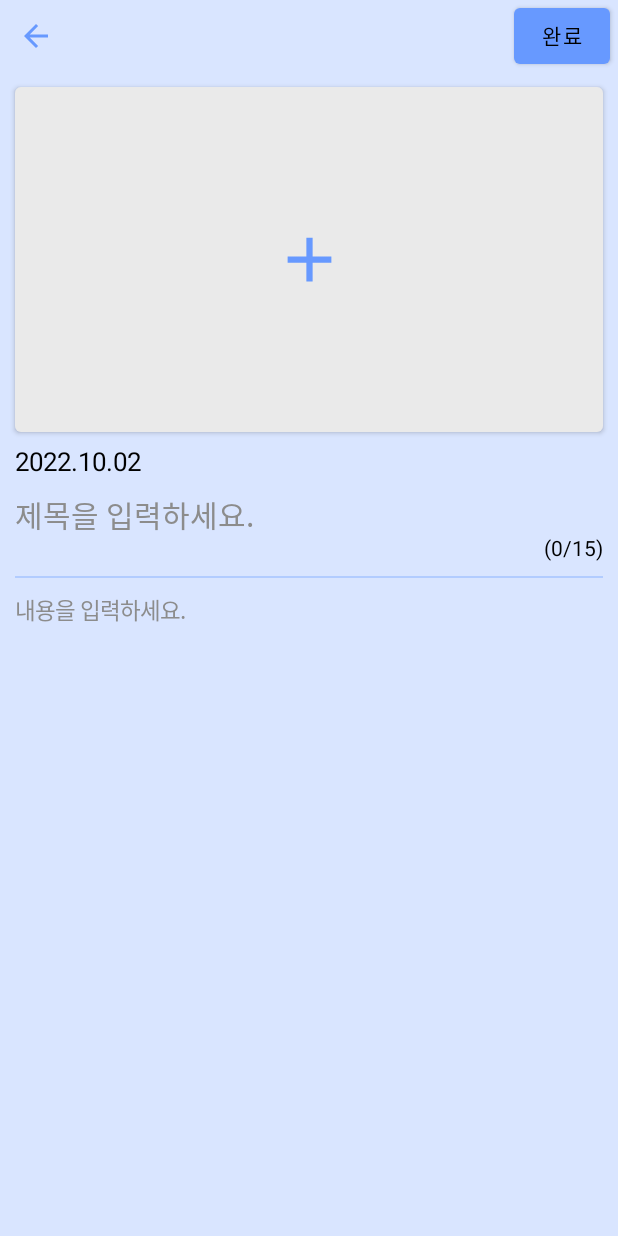
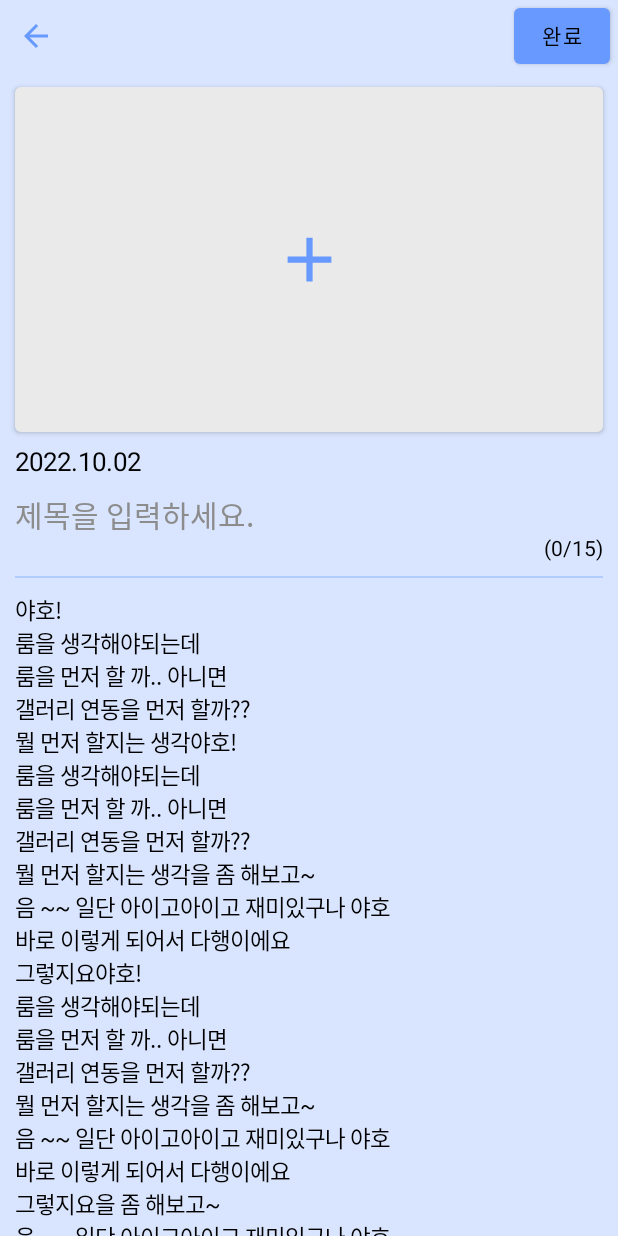
Before and after one commit to sujin22/OdongDiary, an Android app built with Jetpack Compose: the new_diary screen opened through its navigation route, on a phone screen of 412 x 824 dp. Run offline under Robolectric (Android 15) with nearby library versions, the phone set to English and light mode, and no system bars.

Commit message:
feat: NewDiaryScreen - Make Context Area Scrollable(When it is not editable)

```diff
--- a/app/src/main/java/com/example/owndiary/MainActivity.kt
+++ b/app/src/main/java/com/example/owndiary/MainActivity.kt
@@ -602,7 +602,35 @@ fun NewDiaryScreen(navController: NavController = rememberNavController()) {
 
         //Context Area
         val (context, setContext) = remember {
-            mutableStateOf("")
+            mutableStateOf("야호!\n" +
+                    "룸을 생각해야되는데\n" +
+                    "룸을 먼저 할 까.. 아니면\n" +
+                    "갤러리 연동을 먼저 할까??\n" +
+                    "뭘 먼저 할지는 생각야호!\n" +
+                    "룸을 생각해야되는데\n" +
+                    "룸을 먼저 할 까.. 아니면\n" +
+                    "갤러리 연동을 먼저 할까??\n" +
+                    "뭘 먼저 할지는 생각을 좀 해보고~\n" +
+                    "음 ~~ 일단 아이고아이고 재미있구나 야호\n" +
+                    "바로 이렇게 되어서 다행이에요\n" +
+                    "그렇지요야호!\n" +
+                    "룸을 생각해야되는데\n" +
+                    "룸을 먼저 할 까.. 아니면\n" +
+                    "갤러리 연동을 먼저 할까??\n" +
+                    "뭘 먼저 할지는 생각을 좀 해보고~\n" +
+                    "음 ~~ 일단 아이고아이고 재미있구나 야호\n" +
+                    "바로 이렇게 되어서 다행이에요\n" +
+                    "그렇지요을 좀 해보고~\n" +
+                    "음 ~~ 일단 아이고아이고 재미있구나 야호\n" +
+                    "바로 이렇게 되어서 다행이에요\n" +
+                    "그렇지요야호!\n" +
+                    "룸을 생각해야되는데\n" +
+                    "룸을 먼저 할 까.. 아니면\n" +
+                    "갤러리 연동을 먼저 할까??\n" +
+                    "뭘 먼저 할지는 생각을 좀 해보고~\n" +
+                    "음 ~~ 일단 아이고아이고 재미있구나 야호\n" +
+                    "바로 이렇게 되어서 다행이에요\n" +
+                    "그렇지요")
         }
 
         BasicTextField(
@@ -610,7 +638,8 @@ fun NewDiaryScreen(navController: NavController = rememberNavController()) {
             onValueChange = setContext,
             modifier = Modifier
                 .weight(1f)
-                .padding(horizontal = 10.dp),
+                .padding(horizontal = 10.dp)
+                .verticalScroll(rememberScrollState()),
             textStyle = TextStyle(fontSize = 15.sp),
             decorationBox = { innerTextField ->
                 if (context.isEmpty()) {
```
